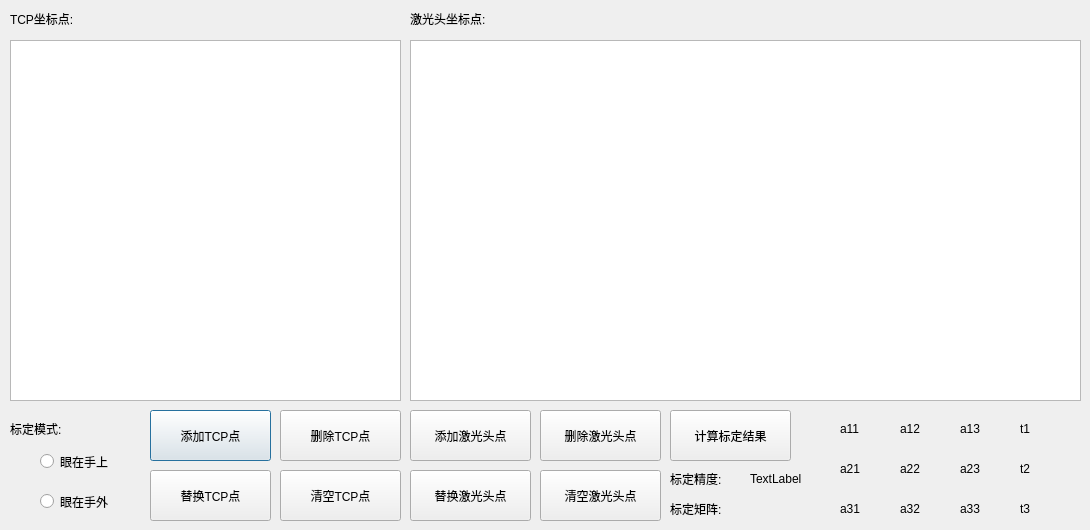
Old version of the form demarcatedlg.ui in the repository qubo188612/qtwelding.
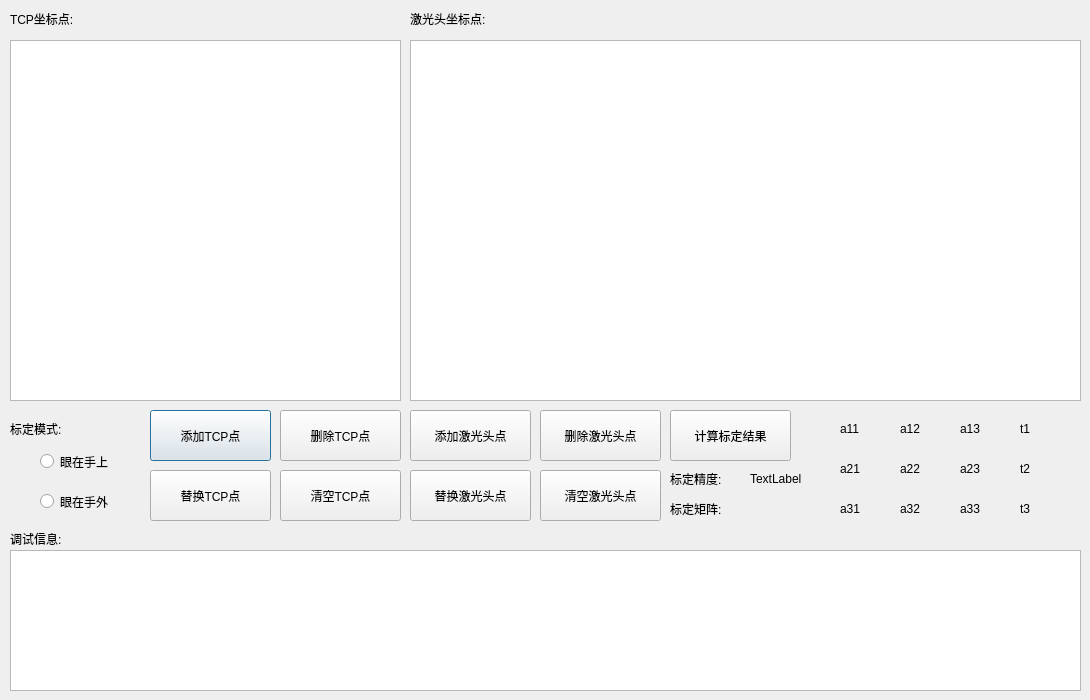
New version of the form.

Diff of the .ui file:
```diff
--- a/demarcatedlg.ui
+++ b/demarcatedlg.ui
@@ -7,7 +7,7 @@
     <x>0</x>
     <y>0</y>
     <width>1090</width>
-    <height>530</height>
+    <height>700</height>
    </rect>
   </property>
   <property name="windowTitle">
@@ -410,6 +410,49 @@
     <string>t3</string>
    </property>
   </widget>
+  <widget class="QTextBrowser" name="record">
+   <property name="geometry">
+    <rect>
+     <x>10</x>
+     <y>550</y>
+     <width>1071</width>
+     <height>141</height>
+    </rect>
+   </property>
+  </widget>
+  <widget class="QLabel" name="label_7">
+   <property name="geometry">
+    <rect>
+     <x>10</x>
+     <y>530</y>
+     <width>67</width>
+     <height>17</height>
+    </rect>
+   </property>
+   <property name="text">
+    <string>调试信息:</string>
+   </property>
+  </widget>
+  <widget class="QListWidget" name="robposlist">
+   <property name="geometry">
+    <rect>
+     <x>10</x>
+     <y>40</y>
+     <width>391</width>
+     <height>361</height>
+    </rect>
+   </property>
+  </widget>
+  <widget class="QListWidget" name="leaserposlist">
+   <property name="geometry">
+    <rect>
+     <x>410</x>
+     <y>40</y>
+     <width>671</width>
+     <height>361</height>
+    </rect>
+   </property>
+  </widget>
  </widget>
  <resources/>
  <connections/>
```
Left out of the diff: 20 changed lines with no effect on the pictures.
